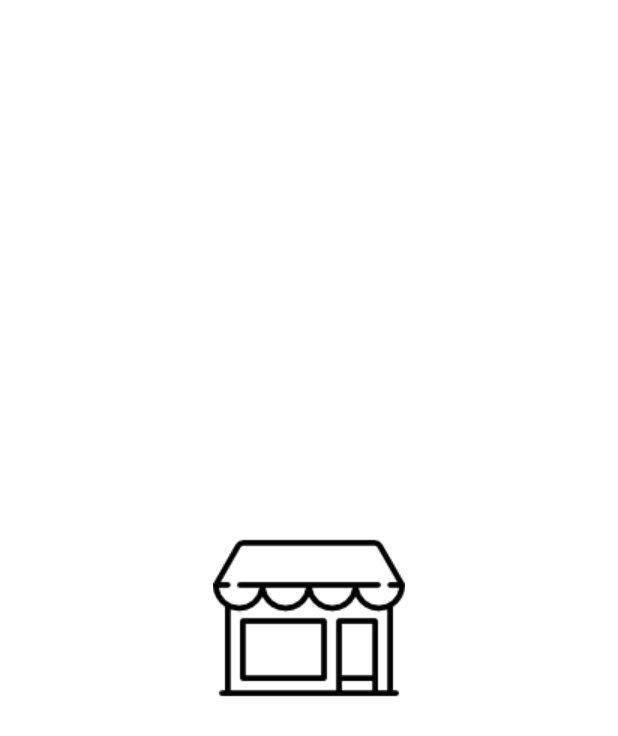
After one commit to Jigangseon/Posegwon-Rework, an Android app: the SplashActivity screen opened directly, with no data from a screen before it, on a phone screen of 412 x 824 dp. The commit adds this screen. Shown: the top 736 px of the screen. Run offline under Robolectric (Android 15) with nearby library versions, the phone set to English and light mode, and no system bars.

Commit message:
Dependency 추가 및 Splash 화면 구현

```diff
--- /dev/null
+++ b/app/src/main/java/com/psg/posegwon/data/db/AppDao.kt
@@ -0,0 +1,4 @@
+package com.psg.posegwon.data.db
+
+class AppDao {
+}
--- /dev/null
+++ b/app/src/main/java/com/psg/posegwon/data/db/AppDatabase.kt
@@ -0,0 +1,4 @@
+package com.psg.posegwon.data.db
+
+class AppDatabase {
+}
--- /dev/null
+++ b/app/src/main/java/com/psg/posegwon/utils/Constants.kt
@@ -0,0 +1,5 @@
+package com.psg.posegwon.utils
+
+object Constants {
+    const val DEBUG = true
+}
--- a/app/src/main/java/com/psg/posegwon/MainActivity.kt
+++ b/app/src/main/java/com/psg/posegwon/views/main/MainActivity.kt
@@ -1,7 +1,8 @@
-package com.psg.posegwon
+package com.psg.posegwon.views.main
 
 import androidx.appcompat.app.AppCompatActivity
 import android.os.Bundle
+import com.psg.posegwon.R
 
 class MainActivity : AppCompatActivity() {
     override fun onCreate(savedInstanceState: Bundle?) {
--- /dev/null
+++ b/app/src/main/java/com/psg/posegwon/views/splash/SplashActivity.kt
@@ -0,0 +1,25 @@
+package com.psg.posegwon.views.splash
+
+import android.content.Intent
+import androidx.appcompat.app.AppCompatActivity
+import android.os.Bundle
+import android.os.Handler
+import android.os.Looper
+import com.psg.posegwon.R
+import com.psg.posegwon.views.main.MainActivity
+
+class SplashActivity : AppCompatActivity() {
+    override fun onCreate(savedInstanceState: Bundle?) {
+        super.onCreate(savedInstanceState)
+        setContentView(R.layout.activity_splash)
+        startApp()
+    }
+
+    private fun startApp(){
+        Handler(Looper.getMainLooper()).postDelayed({
+            startActivity(Intent(this, MainActivity::class.java))
+            finish()
+        }, 3000)
+    }
+
+}
--- /dev/null
+++ b/app/src/main/res/drawable/splash.xml
@@ -0,0 +1,9 @@
+<?xml version="1.0" encoding="utf-8"?>
+<layer-list xmlns:android="http://schemas.android.com/apk/res/android">
+    <item android:drawable="@android:color/white" />
+    <item>
+        <bitmap
+            android:src="@drawable/shop"
+            android:gravity="center"/>
+    </item>
+</layer-list>
--- a/app/src/main/res/layout/activity_main.xml
+++ b/app/src/main/res/layout/activity_main.xml
@@ -4,7 +4,7 @@
     xmlns:tools="http://schemas.android.com/tools"
     android:layout_width="match_parent"
     android:layout_height="match_parent"
-    tools:context=".MainActivity">
+    tools:context=".views.main.MainActivity">
 
     <TextView
         android:layout_width="wrap_content"
--- /dev/null
+++ b/app/src/main/res/layout/activity_splash.xml
@@ -0,0 +1,32 @@
+<?xml version="1.0" encoding="utf-8"?>
+<androidx.constraintlayout.widget.ConstraintLayout xmlns:android="http://schemas.android.com/apk/res/android"
+    xmlns:app="http://schemas.android.com/apk/res-auto"
+    xmlns:tools="http://schemas.android.com/tools"
+    android:layout_width="match_parent"
+    android:layout_height="match_parent"
+    tools:context=".views.splash.SplashActivity">
+
+<!--    <ImageView-->
+<!--        android:id="@+id/imageView"-->
+<!--        android:layout_width="wrap_content"-->
+<!--        android:layout_height="wrap_content"-->
+<!--        android:src="@drawable/shop"-->
+<!--        app:layout_constraintBottom_toBottomOf="parent"-->
+<!--        app:layout_constraintEnd_toEndOf="parent"-->
+<!--        app:layout_constraintHorizontal_bias="0.498"-->
+<!--        app:layout_constraintStart_toStartOf="parent"-->
+<!--        app:layout_constraintTop_toTopOf="parent"-->
+<!--        app:layout_constraintVertical_bias="0.348" />-->
+
+<!--    <ProgressBar-->
+<!--        android:layout_width="wrap_content"-->
+<!--        android:layout_height="wrap_content"-->
+<!--        android:indeterminateTint="#A6A6A6"-->
+<!--        app:layout_constraintBottom_toBottomOf="parent"-->
+<!--        app:layout_constraintEnd_toEndOf="parent"-->
+<!--        app:layout_constraintHorizontal_bias="0.498"-->
+<!--        app:layout_constraintStart_toStartOf="parent"-->
+<!--        app:layout_constraintTop_toBottomOf="@+id/imageView"-->
+<!--        app:layout_constraintVertical_bias="0.0" />-->
+
+</androidx.constraintlayout.widget.ConstraintLayout>
--- a/app/src/main/res/values/strings.xml
+++ b/app/src/main/res/values/strings.xml
@@ -1,3 +1,3 @@
 <resources>
-    <string name="app_name">Posegwon</string>
+    <string name="app_name">포세권</string>
 </resources>
--- a/app/src/main/res/values/themes.xml
+++ b/app/src/main/res/values/themes.xml
@@ -13,4 +13,8 @@
         <item name="android:statusBarColor" tools:targetApi="l">?attr/colorPrimaryVariant</item>
         <!-- Customize your theme here. -->
     </style>
+
+    <style name="SplashTheme" parent="Theme.AppCompat.NoActionBar">
+        <item name="android:windowBackground">@drawable/splash</item>
+    </style>
 </resources>
--- a/build.gradle
+++ b/build.gradle
@@ -5,6 +5,8 @@ plugins {
     id 'org.jetbrains.kotlin.android' version '1.6.10' apply false
 }
 
+
+
 task clean(type: Delete) {
     delete rootProject.buildDir
 }
```
Also changed, not shown: app/build.gradle (+37 -0 lines), app/src/main/AndroidManifest.xml (+8 -1 lines), app/src/main/java/com/psg/posegwon/di/Posegwon.kt (added, +21 -0 lines), app/src/main/java/com/psg/posegwon/di/module/AppModules.kt (added, +16 -0 lines), app/src/main/java/com/psg/posegwon/utils/AppLogger.kt (added, +23 -0 lines), app/src/main/java/com/psg/posegwon/utils/PreferenceManager.kt (added, +22 -0 lines), app/src/main/java/com/psg/posegwon/views/base/BaseActivity.kt (added, +28 -0 lines), app/src/main/res/drawable-v24/shop.png (added).
